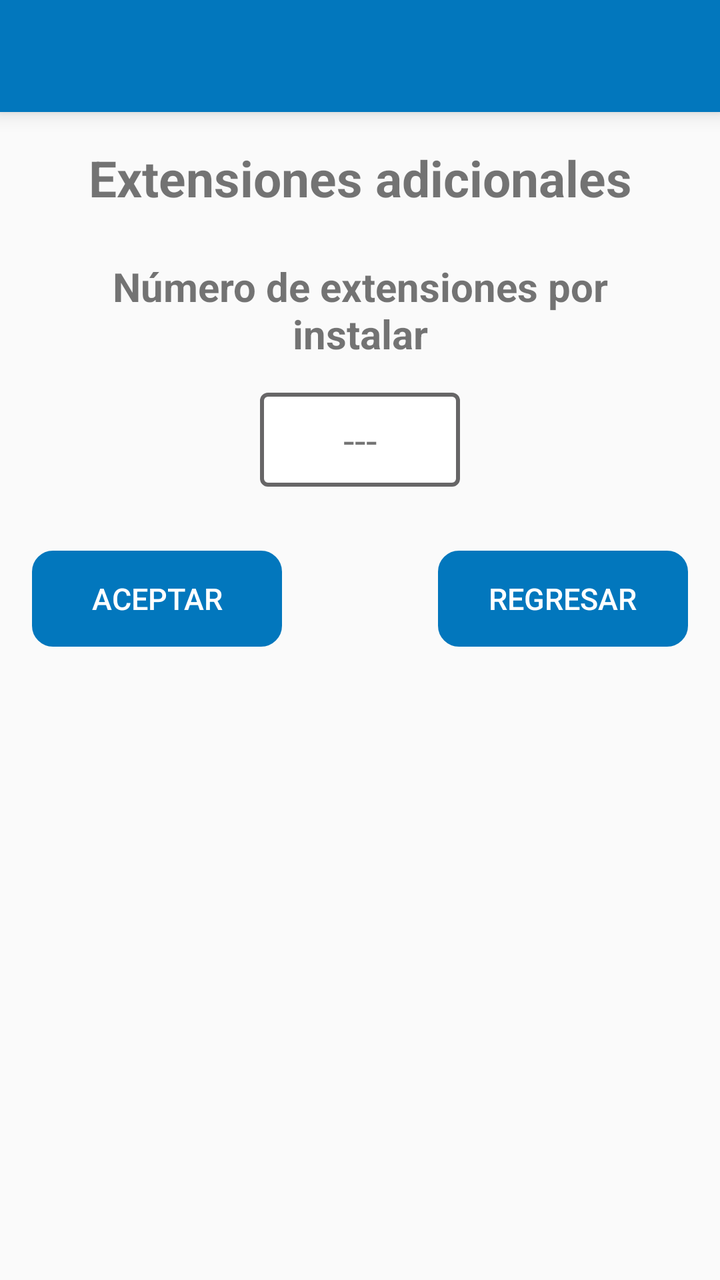
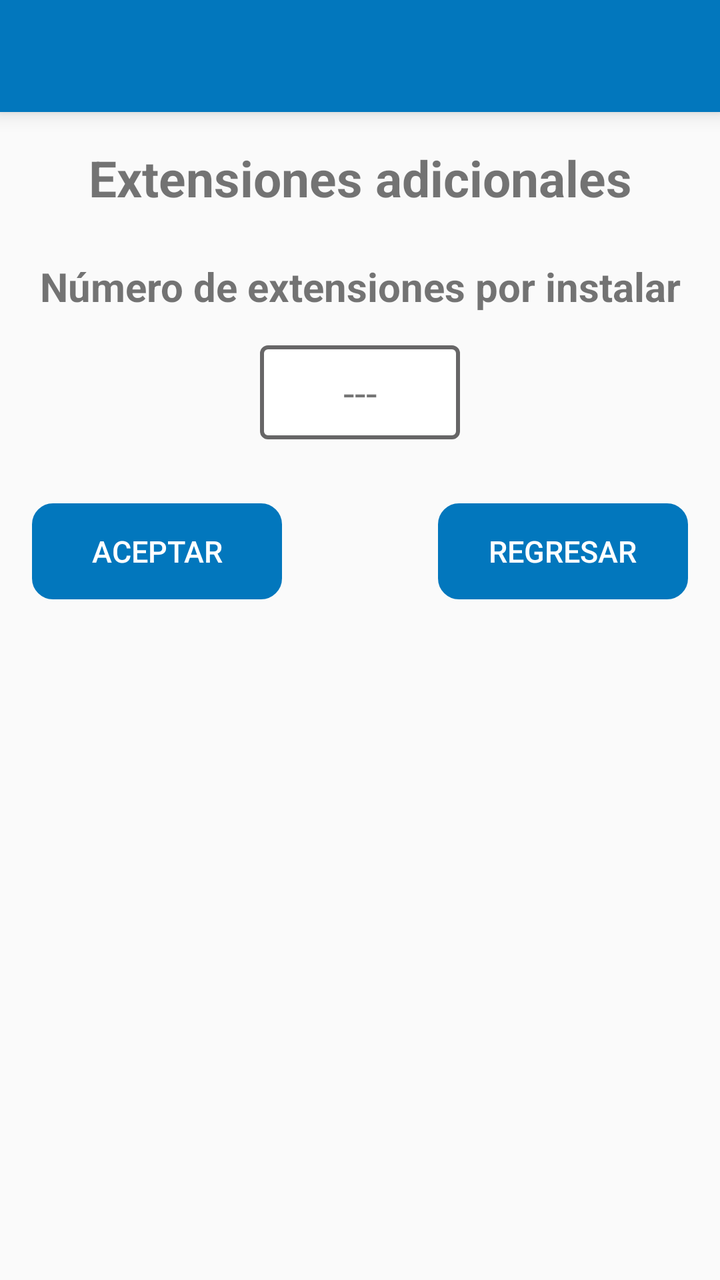

The first picture is an Android layout as it rendered before a commit; the second is the same layout after the commit. The layout source and the unified diff follow.
<!-- AndroidManifest.xml: application theme AppTheme -->
<!-- res/layout/activity_extencion.xml -->
<android.support.constraint.ConstraintLayout xmlns:app="http://schemas.android.com/apk/res-auto"
    xmlns:tools="http://schemas.android.com/tools"
    android:layout_width="match_parent"
    xmlns:android="http://schemas.android.com/apk/res/android"
    android:layout_height="match_parent">

    <include
        android:id="@+id/includeExtencion"
        layout="@layout/toolbar"
        tools:layout_editor_absoluteX="16dp"
        tools:layout_editor_absoluteY="84dp"></include>

    <TextView
        android:id="@+id/qwe"
        android:layout_width="300dp"
        android:layout_height="wrap_content"
        android:layout_alignParentStart="true"
        android:layout_alignParentTop="true"
        android:layout_marginTop="16dp"
        android:text="@string/extensiones_Adicionales"
        android:textSize="@dimen/titulos"
        android:textStyle="bold"
        android:textAlignment="center"
        app:layout_constraintEnd_toEndOf="parent"
        app:layout_constraintStart_toStartOf="parent"
        app:layout_constraintTop_toBottomOf="@+id/includeExtencion" />

    <TextView
        android:id="@+id/asd"
        android:layout_width="300dp"
        android:layout_height="wrap_content"
        android:layout_below="@+id/qwe"

        android:layout_marginStart="8dp"
        android:layout_marginTop="24dp"
        android:layout_marginEnd="8dp"
        android:text="@string/numero_de_Extensiones"
        android:textSize="@dimen/grande"
        android:textAlignment="center"
        android:textStyle="bold"
        app:layout_constraintEnd_toEndOf="parent"
        app:layout_constraintStart_toStartOf="parent"
        app:layout_constraintTop_toBottomOf="@+id/qwe" />

    <TextView
        android:id="@+id/txtExtencion"
        android:layout_width="100dp"
        android:layout_height="wrap_content"
        android:layout_below="@+id/asd"
        android:layout_centerHorizontal="true"
        android:layout_marginTop="16dp"
        android:background="@drawable/contorno"
        android:gravity="center"
        android:text="---"
        android:textSize="@dimen/grande"
        app:layout_constraintEnd_toEndOf="parent"
        app:layout_constraintStart_toStartOf="parent"
        app:layout_constraintTop_toBottomOf="@+id/asd" />

    <Button
        android:id="@+id/extencionAceptar"
        android:layout_width="125dp"
        android:layout_height="wrap_content"
        android:layout_below="@+id/txtExtencion"
        android:layout_alignParentStart="true"
        android:layout_marginStart="16dp"
        android:layout_marginTop="32dp"
        android:background="@drawable/boton"
        android:backgroundTint="@color/colorPrimary"
        android:text="@string/aceptar"
        android:textColor="#fff"
        android:textSize="@dimen/mediano"
        app:layout_constraintStart_toStartOf="parent"
        app:layout_constraintTop_toBottomOf="@+id/txtExtencion" />

    <Button
        android:id="@+id/extencionSalir"
        android:layout_width="125dp"
        android:layout_height="wrap_content"
        android:layout_below="@+id/txtExtencion"
        android:layout_marginTop="32dp"
        android:layout_marginEnd="16dp"
        android:layout_toEndOf="@+id/extencionAceptar"
        android:background="@drawable/boton"
        android:backgroundTint="@color/colorPrimary"
        android:text="@string/Regresar"
        android:textColor="#fff"
        android:textSize="@dimen/mediano"
        app:layout_constraintEnd_toEndOf="parent"
        app:layout_constraintTop_toBottomOf="@+id/txtExtencion" />
</android.support.constraint.ConstraintLayout>
<!-- res/layout/toolbar.xml (included above) -->
<?xml version="1.0" encoding="utf-8"?>
<android.support.v7.widget.Toolbar xmlns:android="http://schemas.android.com/apk/res/android"
    android:layout_width="match_parent"
    android:layout_height="?attr/actionBarSize"
    xmlns:app="http://schemas.android.com/apk/res-auto"
    android:background="@color/colorPrimary"
    android:elevation="6dp"
    android:theme="@style/ThemeOverlay.AppCompat.Dark.ActionBar"
    app:popupTheme="@style/ThemeOverlay.AppCompat.Light"/>
<!-- resources referenced by this layout -->
<resources>
  <color name="colorPrimary">#0277BD</color>
  <dimen name="grande">20dp</dimen>
  <dimen name="mediano">15dp</dimen>
  <dimen name="titulos">25dp</dimen>
  <!-- drawable boton (drawable) -->
  <?xml version="1.0" encoding="utf-8"?>
      <shape xmlns:android="http://schemas.android.com/apk/res/android" android:shape="rectangle">
          <stroke  android:width="1dp"/>
          <corners android:radius="10dp"/>
  
  
      </shape>
  <!-- drawable contorno (drawable) -->
  <?xml version="1.0" encoding="utf-8"?>
  <selector xmlns:android="http://schemas.android.com/apk/res/android">
      <item><layer-list>
          <item>
              <shape>
                  <solid
                      android:color="#ffff">
                  </solid>
  
                  <corners android:radius="3dp" />
  
                  <padding
                      android:bottom="10dp"
                      android:left="10dp"
                      android:right="10dp"
                      android:top="10dp" />
                  <stroke
                      android:width="2dp"
                      android:color="#676667"/>
              </shape>
          </item>
  
      </layer-list></item>
  </selector>
  <string name="Regresar">Regresar</string>
  <string name="aceptar">Aceptar</string>
  <string name="extensiones_Adicionales">Extensiones adicionales</string>
  <string name="numero_de_Extensiones">Número de extensiones por instalar</string>
  <style name="AppTheme" parent="Theme.AppCompat.Light.DarkActionBar">
          
          <item name="colorPrimary">@color/colorPrimary</item>
          <item name="colorPrimaryDark">@color/colorPrimaryDark</item>
          <item name="colorAccent">@color/colorAccent</item>
          <item name="android:colorForeground">@android:color/background_dark</item>
      </style>
  <color name="colorPrimaryDark">#004C8C</color>
  <color name="colorAccent">#0000FF</color>
</resources>

<!-- the commit's change to res/layout/activity_extencion.xml (unified diff, before → after) -->
@@ -12,22 +12,24 @@
 
     <TextView
         android:id="@+id/qwe"
-        android:layout_width="300dp"
+        android:layout_width="0dp"
         android:layout_height="wrap_content"
         android:layout_alignParentStart="true"
         android:layout_alignParentTop="true"
+        android:layout_marginStart="8dp"
         android:layout_marginTop="16dp"
+        android:layout_marginEnd="8dp"
         android:text="@string/extensiones_Adicionales"
+        android:textAlignment="center"
         android:textSize="@dimen/titulos"
         android:textStyle="bold"
-        android:textAlignment="center"
         app:layout_constraintEnd_toEndOf="parent"
         app:layout_constraintStart_toStartOf="parent"
         app:layout_constraintTop_toBottomOf="@+id/includeExtencion" />
 
     <TextView
         android:id="@+id/asd"
-        android:layout_width="300dp"
+        android:layout_width="0dp"
         android:layout_height="wrap_content"
         android:layout_below="@+id/qwe"
 
@@ -35,8 +37,8 @@
         android:layout_marginTop="24dp"
         android:layout_marginEnd="8dp"
         android:text="@string/numero_de_Extensiones"
+        android:textAlignment="center"
         android:textSize="@dimen/grande"
-        android:textAlignment="center"
         android:textStyle="bold"
         app:layout_constraintEnd_toEndOf="parent"
         app:layout_constraintStart_toStartOf="parent"
<!-- resource entries referenced after the edit -->
@@ -6,12 +6,12 @@
   <dimen name="titulos">25dp</dimen>
   <!-- drawable boton (drawable) -->
   <?xml version="1.0" encoding="utf-8"?>
-      <shape xmlns:android="http://schemas.android.com/apk/res/android" android:shape="rectangle">
-          <stroke  android:width="1dp"/>
-          <corners android:radius="10dp"/>
+  <shape xmlns:android="http://schemas.android.com/apk/res/android" android:shape="rectangle">
+    <stroke  android:width="1dp"/>
+    <corners android:radius="10dp"/>
   
   
-      </shape>
+  </shape>
   <!-- drawable contorno (drawable) -->
   <?xml version="1.0" encoding="utf-8"?>
   <selector xmlns:android="http://schemas.android.com/apk/res/android">
